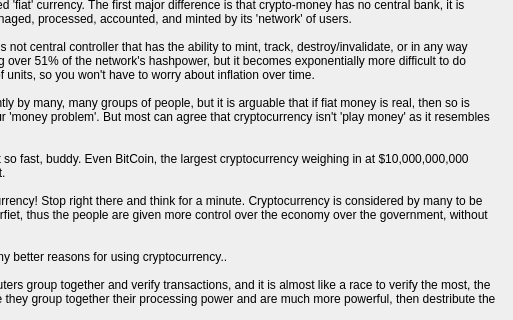
The window that src/qt/forms/BeginnerDialog.ui (MrHFox/FoxHole_) describes before a commit, drawn with Qt 5; both pictures show x 437 to 950 and y 161 to 481 of the 950 by 632 pixel window.
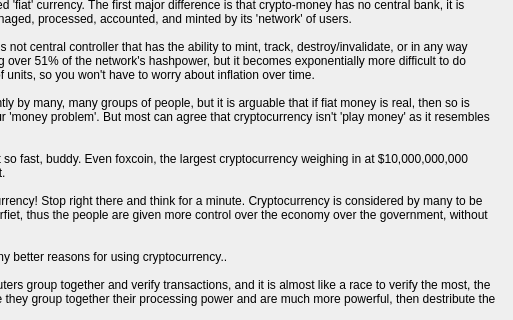
The same window after the commit. Icons and pictures are not drawn.

```diff
--- a/src/qt/forms/BeginnerDialog.ui
+++ b/src/qt/forms/BeginnerDialog.ui
@@ -120,7 +120,7 @@
 cryptocurrency, many aruge that cryptocurrency is a more viable solution to our 'money problem'. But most can agree that cryptocurrency isn't 'play money' as it resembles
 all the characteristics of real money.
 
-Great! So I can go to the store and by a loaf of bread with some FoxCoin? Not so fast, buddy. Even BitCoin, the largest cryptocurrency weighing in at $10,000,000,000
+Great! So I can go to the store and by a loaf of bread with some FoxCoin? Not so fast, buddy. Even foxcoin, the largest cryptocurrency weighing in at $10,000,000,000
 USD in volume is only accepted in several hundred stores accross the interent.
 
 So whats the point? I can't buy much with it? I think I'll just stick with my fiat currency! Stop right there and think for a minute. Cryptocurrency is considered by many to be
```
Left out of the diff: 4 changed lines with no effect on the pictures.
